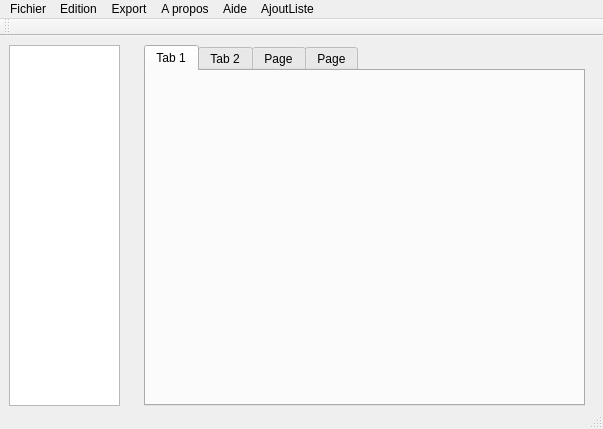
Before: the Qt Designer form ProjetPriseDeNote/mainwindow.ui in Simobain/MotDit, drawn with Qt 5.
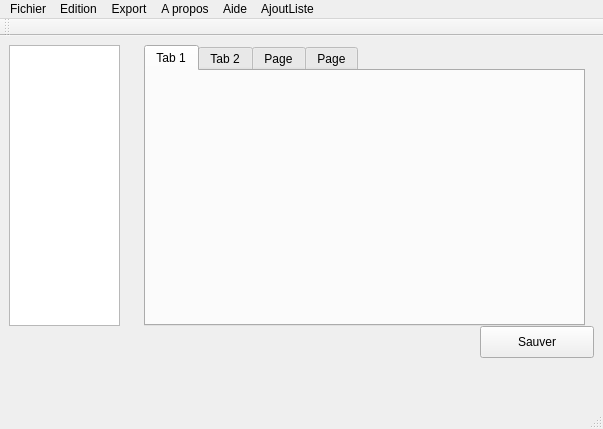
After: the same form once the commit is applied.

Commit message: draftt du bouton sauver

What changed in the file:
```diff
--- a/ProjetPriseDeNote/mainwindow.ui
+++ b/ProjetPriseDeNote/mainwindow.ui
@@ -20,7 +20,7 @@
       <x>9</x>
       <y>9</y>
       <width>111</width>
-      <height>361</height>
+      <height>281</height>
      </rect>
     </property>
    </widget>
@@ -30,7 +30,7 @@
       <x>144</x>
       <y>9</y>
       <width>441</width>
-      <height>361</height>
+      <height>281</height>
      </rect>
     </property>
     <property name="currentIndex">
@@ -59,6 +59,19 @@
      </attribute>
     </widget>
    </widget>
+   <widget class="QPushButton" name="sauver">
+    <property name="geometry">
+     <rect>
+      <x>480</x>
+      <y>290</y>
+      <width>114</width>
+      <height>32</height>
+     </rect>
+    </property>
+    <property name="text">
+     <string>Sauver</string>
+    </property>
+   </widget>
   </widget>
   <widget class="QMenuBar" name="menuBar">
    <property name="geometry">
```
Left out of the diff: 2 changed lines with no effect on the pictures. The commit also changes 7 other files.
